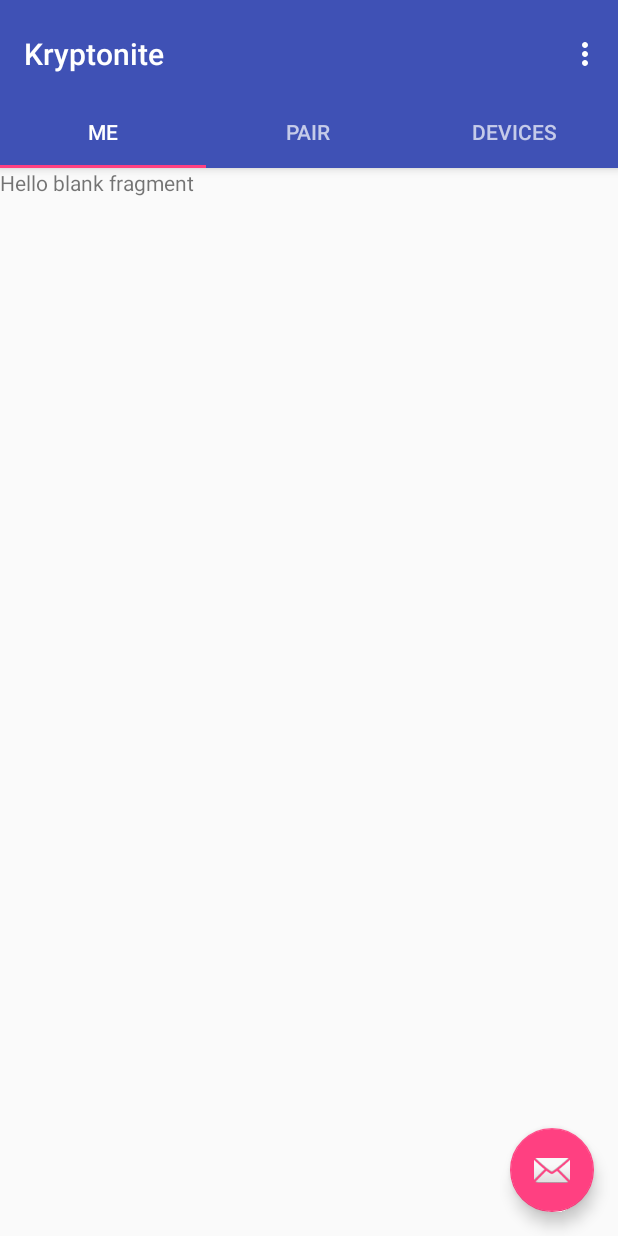
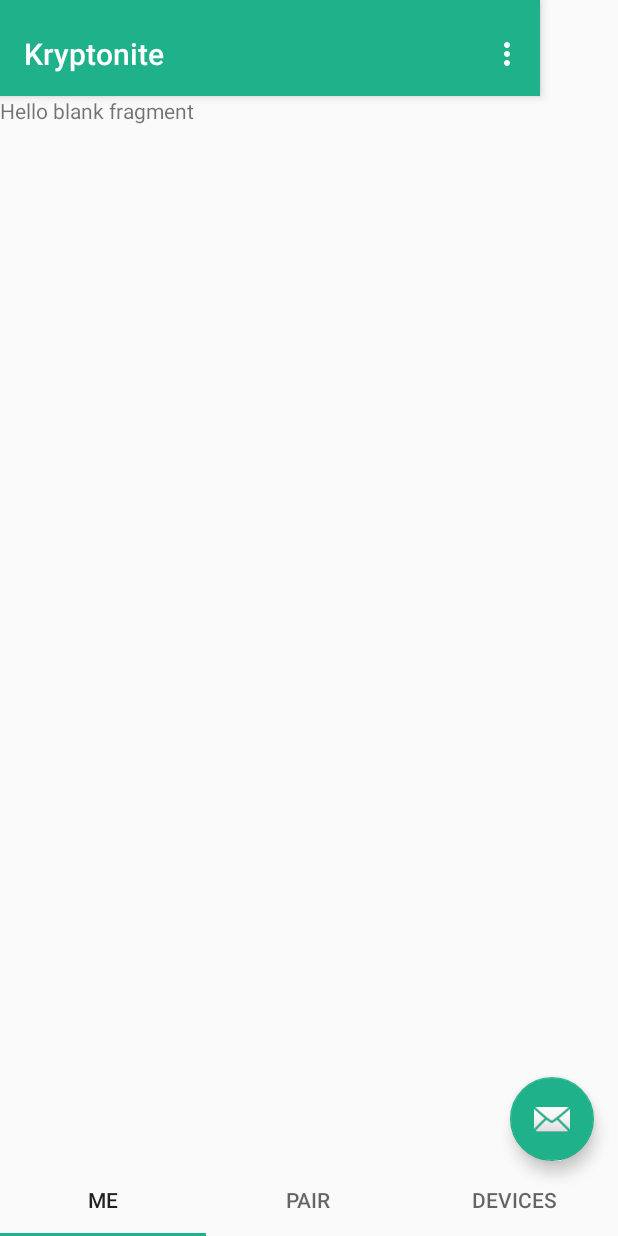
Before and after one commit to kryptco/krypton-android, an Android app: the screen it shows after launch (MainActivity), on a phone screen of 412 x 824 dp. Run offline under Robolectric (Android 15) with nearby library versions, the phone set to English and light mode, and no system bars; libraries missing offline, so code that uses them is left out: com.amazonaws.util; 2 statements that could not run were skipped.

Commit message:
move tabs to bottom adjust app colors to Kryptonite green

```diff
--- a/app/src/main/java/co/krypt/kryptonite/silo/Notifications.java
+++ b/app/src/main/java/co/krypt/kryptonite/silo/Notifications.java
@@ -26,7 +26,7 @@ public class Notifications {
         Uri notificationSound = RingtoneManager.getDefaultUri(RingtoneManager.TYPE_NOTIFICATION);
         NotificationCompat.Builder mBuilder =
                 new NotificationCompat.Builder(context)
-                        .setSmallIcon(R.drawable.cast_ic_notification_play)
+                        .setSmallIcon(R.drawable.ic_launcher)
                         .setContentTitle("SSH Access Granted")
                         .setContentText(request.signRequest.getCommandOrDefault("SSH Login"))
                         .setAutoCancel(true)
--- a/app/src/main/res/layout/activity_main.xml
+++ b/app/src/main/res/layout/activity_main.xml
@@ -8,42 +8,60 @@
     android:fitsSystemWindows="true"
     tools:context="co.krypt.kryptonite.MainActivity">
 
+    <android.support.constraint.ConstraintLayout
+        android:layout_width="match_parent"
+        android:layout_height="match_parent">
+
         <android.support.design.widget.AppBarLayout
             android:id="@+id/appbar"
-        android:layout_width="match_parent"
+            android:layout_width="360dp"
             android:layout_height="wrap_content"
             android:paddingTop="@dimen/appbar_padding_top"
-        android:theme="@style/AppTheme.AppBarOverlay">
+            android:theme="@style/AppTheme.AppBarOverlay"
+            tools:layout_editor_absoluteY="0dp"
+            tools:layout_editor_absoluteX="0dp">
 
             <android.support.v7.widget.Toolbar
                 android:id="@+id/toolbar"
                 android:layout_width="match_parent"
                 android:layout_height="?attr/actionBarSize"
                 android:background="?attr/colorPrimary"
-            app:layout_scrollFlags="scroll|enterAlways"
                 app:popupTheme="@style/AppTheme.PopupOverlay">
 
             </android.support.v7.widget.Toolbar>
-
-        <android.support.design.widget.TabLayout
-            android:id="@+id/tabs"
-            android:layout_width="match_parent"
-            android:layout_height="wrap_content" />
 
         </android.support.design.widget.AppBarLayout>
 
         <android.support.v4.view.ViewPager
             android:id="@+id/container"
-        android:layout_width="match_parent"
-        android:layout_height="match_parent"
-        app:layout_behavior="@string/appbar_scrolling_view_behavior" />
+            app:layout_behavior="@string/appbar_scrolling_view_behavior"
+            android:layout_height="0dp"
+            android:layout_width="0dp"
+            app:layout_constraintTop_toBottomOf="@+id/appbar"
+            app:layout_constraintRight_toRightOf="parent"
+            app:layout_constraintLeft_toLeftOf="parent"
+            app:layout_constraintBottom_toTopOf="@+id/tabs" />
+
+        <android.support.design.widget.TabLayout
+            android:id="@+id/tabs"
+            android:layout_width="0dp"
+            android:layout_gravity="bottom"
+            android:layout_height="48dp"
+            app:layout_constraintLeft_toLeftOf="parent"
+            app:layout_constraintRight_toRightOf="parent"
+            app:layout_constraintBottom_toBottomOf="parent"
+            app:tabIndicatorColor="?attr/colorPrimary" />
+
+    </android.support.constraint.ConstraintLayout>
 
     <android.support.design.widget.FloatingActionButton
         android:id="@+id/fab"
         android:layout_width="wrap_content"
         android:layout_height="wrap_content"
         android:layout_gravity="end|bottom"
-        android:layout_margin="@dimen/fab_margin"
-        app:srcCompat="@android:drawable/ic_dialog_email" />
+        app:srcCompat="@android:drawable/ic_dialog_email"
+        app:backgroundTint="?attr/colorPrimary"
+        android:layout_marginBottom="50dp"
+        android:layout_marginRight="16dp" />
 
 </android.support.design.widget.CoordinatorLayout>
--- a/app/src/main/res/layout/activity_me.xml
+++ b/app/src/main/res/layout/activity_me.xml
@@ -8,8 +8,8 @@
     tools:context="co.krypt.kryptonite.MeActivity">
 
     <ScrollView
-        android:layout_width="match_parent"
-        android:layout_height="match_parent"
+        android:layout_width="0dp"
+        android:layout_height="0dp"
         app:layout_constraintBottom_toBottomOf="parent"
         app:layout_constraintTop_toTopOf="parent"
         app:layout_constraintRight_toRightOf="parent"
--- a/app/src/main/res/values/colors.xml
+++ b/app/src/main/res/values/colors.xml
@@ -1,6 +1,6 @@
 <?xml version="1.0" encoding="utf-8"?>
 <resources>
-    <color name="colorPrimary">#3F51B5</color>
-    <color name="colorPrimaryDark">#303F9F</color>
-    <color name="colorAccent">#FF4081</color>
+    <color name="colorPrimary">#1FB18A</color>
+    <color name="colorPrimaryDark">#2B424B</color>
+    <color name="colorAccent">#11A9E4</color>
 </resources>
```
Lines whose indentation alone changed are shown as unchanged.
